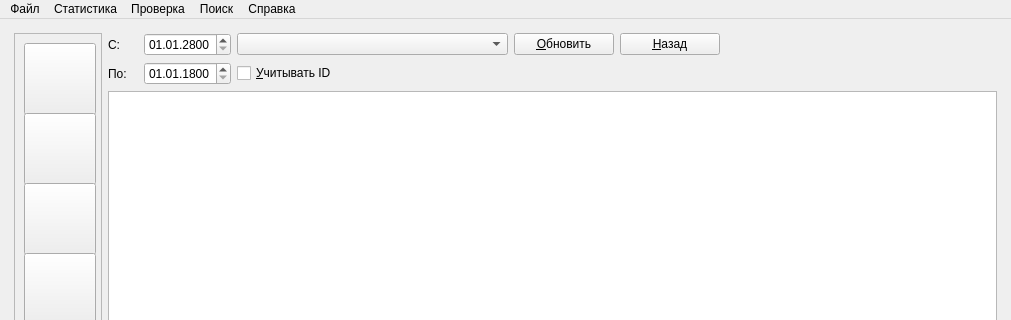
This is QFootballStat/src/MainWindow.ui in Sova777/analyzeresults as Qt 5 draws it before an edit; both pictures show x 0 to 1011 and y 0 to 320 of the 1011 by 656 pixel window. The edited form follows.
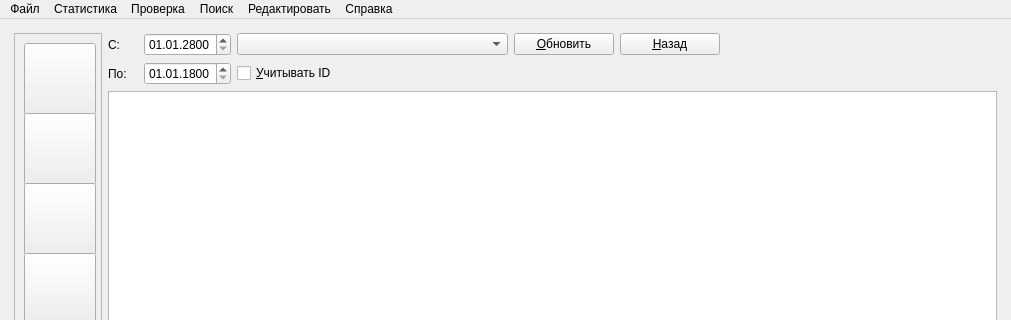
This is the edited form. Icons and pictures are not drawn.

```diff
--- a/QFootballStat/src/MainWindow.ui
+++ b/QFootballStat/src/MainWindow.ui
@@ -765,10 +765,18 @@
     <addaction name="actionFindPlayer"/>
     <addaction name="actionFindCoach"/>
    </widget>
+   <widget class="QMenu" name="menu_11">
+    <property name="title">
+     <string>Редактировать</string>
+    </property>
+    <addaction name="actionAddReport"/>
+    <addaction name="actionEditReport"/>
+   </widget>
    <addaction name="menuFile"/>
    <addaction name="menu"/>
    <addaction name="menu_9"/>
    <addaction name="menu_10"/>
+   <addaction name="menu_11"/>
    <addaction name="menu_2"/>
   </widget>
   <widget class="QStatusBar" name="statusbar"/>
```
Left out of the diff: 20 changed lines with no effect on the pictures.
